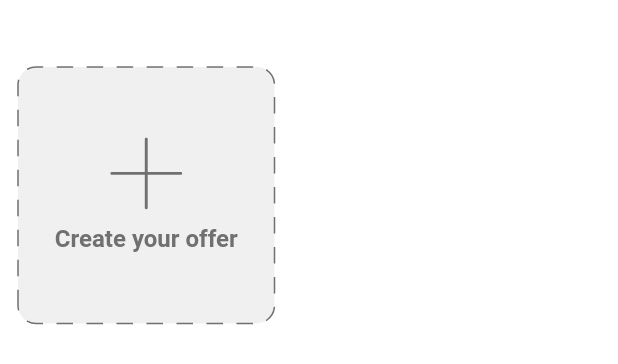
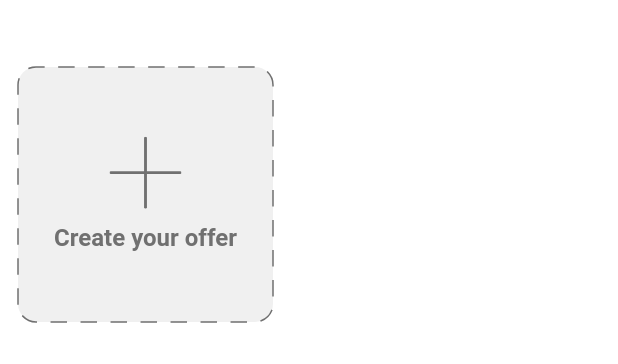
Before and after one commit to OOTOPIA/ootopia-app, a Flutter app: the CreateOfferButtonWidget widget shown alone on an empty page, opened directly, on a phone screen of 412 x 824 dp. Shown: the top 364 px of the screen. Run offline on Flutter 3.47's test engine with Material 2 defaults, Android fonts, the phone set to English and light mode, and no system bars; drawn by our look-alikes of dotted_border; our stand-ins replace bloc, camera, dio, email_validator, equatable, flick_video_player and 31 more; missing offline and left inert: amplitude_flutter, crisp, dart:ffi, flutter_ffmpeg, flutter_uploader, image_crop and 5 more; accounts and stored records are empty; generated files the repository leaves out were written again; network calls fail; project files that could hold a hidden picture were left out.

Commit message:
feat: add responsive height and width in product items

```diff
--- a/lib/screens/marketplace/components/create_offer_button_widget.dart
+++ b/lib/screens/marketplace/components/create_offer_button_widget.dart
@@ -14,11 +14,14 @@ class CreateOfferButtonWidget extends StatelessWidget {
 
   @override
   Widget build(BuildContext context) {
+    final widthScreen = MediaQuery.of(context).size.width;
     return GestureDetector(
       onTap: () => onTap(),
       child: Padding(
         padding: const EdgeInsets.only(left: 12, right: 12, bottom: 24),
-        child: Column(
+        child: LayoutBuilder(
+          builder: (context, constraints) {
+            return Column(
               children: [
                 SizedBox(height: 44.6),
                 DottedBorder(
@@ -29,8 +32,12 @@ class CreateOfferButtonWidget extends StatelessWidget {
                   padding: EdgeInsets.all(0),
                   color: LightColors.grey,
                   child: Container(
-                height: 171,
-                width: 171,
+                    width: widthScreen >= 760
+                        ? (constraints.maxWidth / 4) - 24
+                        : (constraints.maxWidth / 2) - 24,
+                    height: widthScreen >= 760
+                        ? (constraints.maxWidth / 4) - 24
+                        : (constraints.maxWidth / 2) - 24,
                     decoration: BoxDecoration(
                       color: LightColors.grey.withOpacity(.1),
                       borderRadius: BorderRadius.circular(12),
@@ -63,6 +70,8 @@ class CreateOfferButtonWidget extends StatelessWidget {
                   ),
                 ),
               ],
+            );
+          },
         ),
       ),
     );
```
Also changed, not shown: lib/screens/marketplace/components/product_item_widget.dart (+14 -5 lines). Lines whose indentation alone changed are shown as unchanged.
